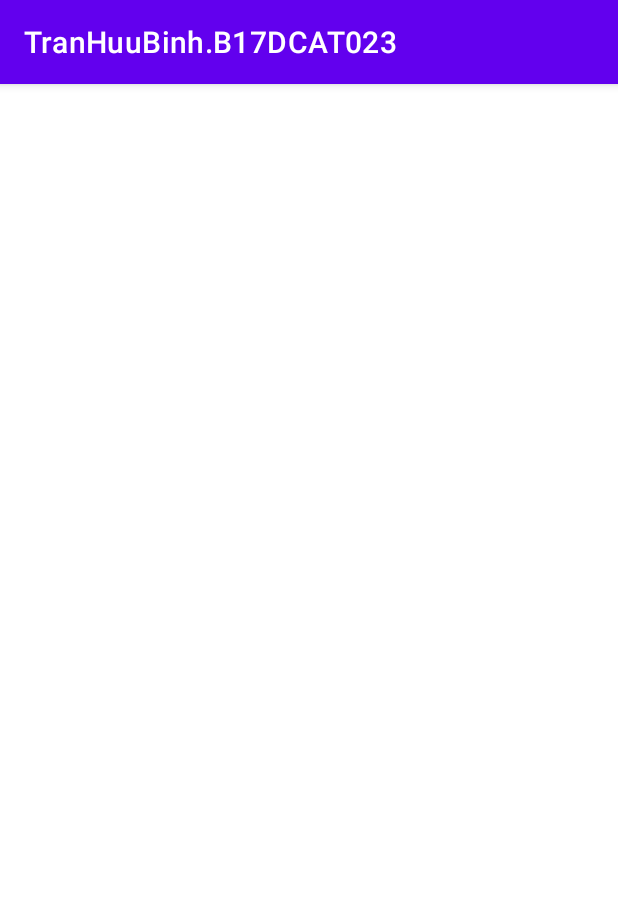
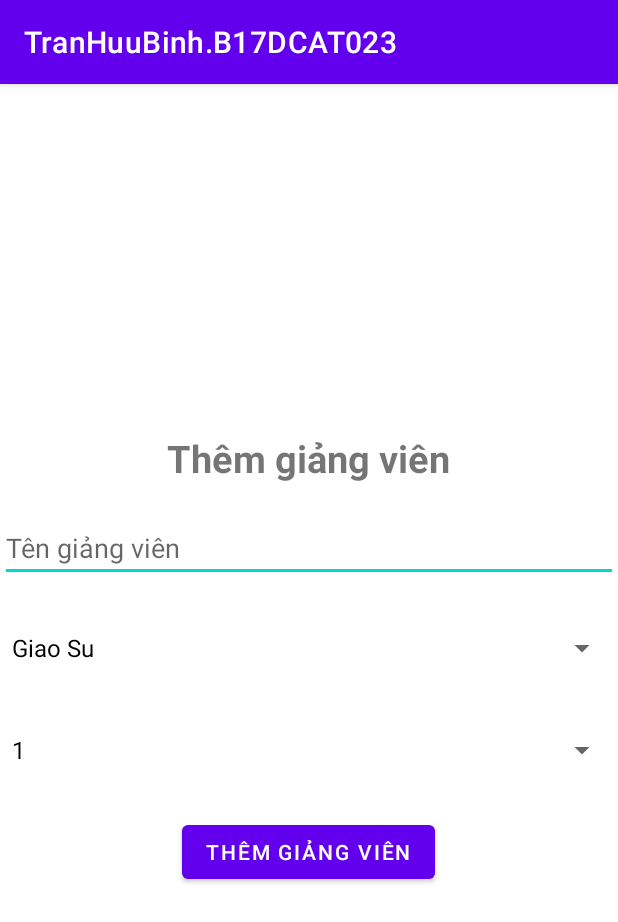
Before and after one commit to binhtranhuu/quan-ly-giang-vien-luu-shared-preferences, an Android app: the ManAddGiangVien screen opened directly, with no data from a screen before it, on a phone screen of 412 x 824 dp. Shown: the top 922 px of the screen. Run offline under Robolectric (Android 15) with nearby library versions, the phone set to English and light mode, and no system bars.

Commit message:
4. Thêm mới giảng viên

```diff
--- a/app/build.gradle
+++ b/app/build.gradle
@@ -33,6 +33,7 @@ dependencies {
     implementation 'androidx.appcompat:appcompat:1.3.0'
     implementation 'com.google.android.material:material:1.3.0'
     implementation 'androidx.constraintlayout:constraintlayout:2.0.4'
+    implementation 'com.google.code.gson:gson:2.8.7'
     testImplementation 'junit:junit:4.+'
     androidTestImplementation 'androidx.test.ext:junit:1.1.2'
     androidTestImplementation 'androidx.test.espresso:espresso-core:3.3.0'
--- a/app/src/main/java/com/example/tranhuubinhb17dcat023/ManAddGiangVien.java
+++ b/app/src/main/java/com/example/tranhuubinhb17dcat023/ManAddGiangVien.java
@@ -2,13 +2,78 @@ package com.example.tranhuubinhb17dcat023;
 
 import androidx.appcompat.app.AppCompatActivity;
 
+import android.content.Intent;
 import android.os.Bundle;
+import android.view.View;
+import android.widget.ArrayAdapter;
+import android.widget.Button;
+import android.widget.EditText;
+import android.widget.Spinner;
+import android.widget.Toast;
+
+import com.example.tranhuubinhb17dcat023.model.B17DCAT023_ChuyenMon;
+import com.example.tranhuubinhb17dcat023.model.B17DCAT023_GiangVien;
+import com.example.tranhuubinhb17dcat023.storage.SharedPrefManager;
+
+import java.util.ArrayList;
 
 public class ManAddGiangVien extends AppCompatActivity {
+
+    EditText edTenGV;
+    Button btnThemGV;
+    String ar1[] = {"Giao Su", "Tien Si", "Thac Si", "Cu Nhan"};
+    String ar2[] = {"1", "2", "3", "4", "5", "6"};
+    Spinner spTrinhDoGV, spKinhNghiemGV;
+
+    ArrayList<B17DCAT023_GiangVien> giangVienArrayList;
 
     @Override
     protected void onCreate(Bundle savedInstanceState) {
         super.onCreate(savedInstanceState);
         setContentView(R.layout.activity_man_add_giang_vien);
+
+        giangVienArrayList = SharedPrefManager.getInstace(this).getAllGiangVien();
+
+        AnhXa();
+
+        ArrayAdapter<String> adapter1 = new ArrayAdapter<>(this, R.layout.support_simple_spinner_dropdown_item, ar1);
+        adapter1.setDropDownViewResource(android.R.layout.simple_list_item_single_choice);
+        spTrinhDoGV.setAdapter(adapter1);
+
+        ArrayAdapter<String> adapter2 = new ArrayAdapter<>(this, R.layout.support_simple_spinner_dropdown_item, ar2);
+        adapter2.setDropDownViewResource(android.R.layout.simple_list_item_single_choice);
+        spKinhNghiemGV.setAdapter(adapter2);
+
+        btnThemGV.setOnClickListener(new View.OnClickListener() {
+            @Override
+            public void onClick(View v) {
+                B17DCAT023_GiangVien giangVien = new B17DCAT023_GiangVien(
+                        giangVienArrayList.size() + 1,
+                        edTenGV.getText().toString().trim(),
+                        spTrinhDoGV.getSelectedItem().toString().trim(),
+                        spKinhNghiemGV.getSelectedItem().toString().trim()
+                );
+
+                giangVienArrayList.add(giangVien);
+
+                SharedPrefManager sharedPrefManager = SharedPrefManager.getInstace(ManAddGiangVien.this);
+
+                sharedPrefManager.saveGiangVien(giangVienArrayList);
+
+                Toast.makeText(ManAddGiangVien.this, "Thêm mới thành công", Toast.LENGTH_LONG).show();
+
+                Intent intent = new Intent(ManAddGiangVien.this, ManGiangVien.class);
+                finish();
+                startActivity(intent);
+            }
+        });
+
+    }
+
+    private void AnhXa() {
+        edTenGV = findViewById(R.id.edTenGV);
+        spTrinhDoGV = findViewById(R.id.spTrinhDoGV);
+        spKinhNghiemGV = findViewById(R.id.spKinhNghiemGV);
+        btnThemGV = findViewById(R.id.btnThemGV);
     }
 }
--- a/app/src/main/java/com/example/tranhuubinhb17dcat023/storage/SharedPrefManager.java
+++ b/app/src/main/java/com/example/tranhuubinhb17dcat023/storage/SharedPrefManager.java
@@ -1,10 +1,18 @@
 package com.example.tranhuubinhb17dcat023.storage;
 
 import android.content.Context;
+import android.content.SharedPreferences;
+
+import com.example.tranhuubinhb17dcat023.model.B17DCAT023_GiangVien;
+import com.google.gson.Gson;
+import com.google.gson.reflect.TypeToken;
+
+import java.lang.reflect.Type;
+import java.util.ArrayList;
 
 public class SharedPrefManager {
 
-    private static final String SHARED_PREF_NAME = "quan_ly_giang_vien";
+    private static final String SHARED_PREF_NAME = "TRANHUUBINH_QLGV";
     private static SharedPrefManager mInstance;
     private Context ctx;
 
@@ -18,4 +26,34 @@ public class SharedPrefManager {
         }
         return mInstance;
     }
+
+    // Thêm mới giảng viên
+    public void saveGiangVien(ArrayList<B17DCAT023_GiangVien> giangVienArrayList) {
+        SharedPreferences sharedPreferences = ctx.getSharedPreferences(SHARED_PREF_NAME, Context.MODE_PRIVATE);
+        SharedPreferences.Editor editor = sharedPreferences.edit();
+
+        Gson gson = new Gson();
+        String json = gson.toJson(giangVienArrayList);
+        editor.putString("giang vien", json);
+        editor.apply();
+    }
+
+    // Lấy tất cả giảng viên
+    public ArrayList<B17DCAT023_GiangVien> getAllGiangVien() {
+        SharedPreferences sharedPreferences = ctx.getSharedPreferences(SHARED_PREF_NAME, Context.MODE_PRIVATE);
+
+        ArrayList<B17DCAT023_GiangVien> giangVienArrayList = new ArrayList<>();
+
+        Gson gson = new Gson();
+        String json = sharedPreferences.getString("giang vien", null);
+        Type type = new TypeToken<ArrayList<B17DCAT023_GiangVien>>() {
+        }.getType();
+        giangVienArrayList = gson.fromJson(json, type);
+
+        if (giangVienArrayList == null) {
+            giangVienArrayList = new ArrayList<>();
+        }
+
+        return giangVienArrayList;
+    }
 }
--- a/app/src/main/res/layout/activity_man_add_giang_vien.xml
+++ b/app/src/main/res/layout/activity_man_add_giang_vien.xml
@@ -1,9 +1,50 @@
 <?xml version="1.0" encoding="utf-8"?>
-<androidx.constraintlayout.widget.ConstraintLayout xmlns:android="http://schemas.android.com/apk/res/android"
+<LinearLayout xmlns:android="http://schemas.android.com/apk/res/android"
     xmlns:app="http://schemas.android.com/apk/res-auto"
     xmlns:tools="http://schemas.android.com/tools"
     android:layout_width="match_parent"
     android:layout_height="match_parent"
+    android:layout_gravity="center"
+    android:gravity="center"
+    android:orientation="vertical"
     tools:context=".ManAddGiangVien">
 
-</androidx.constraintlayout.widget.ConstraintLayout>
+    <TextView
+        android:id="@+id/tvThemGiangVien"
+        android:layout_width="wrap_content"
+        android:layout_height="wrap_content"
+        android:layout_centerHorizontal="true"
+        android:layout_gravity="center"
+        android:text="Thêm giảng viên"
+        android:textSize="25dp"
+        android:textStyle="bold" />
+
+    <EditText
+        android:id="@+id/edTenGV"
+        android:layout_width="match_parent"
+        android:layout_height="wrap_content"
+        android:layout_below="@+id/tvThemSinhVien"
+        android:layout_marginTop="20dp"
+        android:hint="Tên giảng viên" />
+
+    <Spinner
+        android:id="@+id/spTrinhDoGV"
+        android:layout_width="match_parent"
+        android:layout_height="wrap_content"
+        android:layout_marginTop="20dp" />
+
+    <Spinner
+        android:id="@+id/spKinhNghiemGV"
+        android:layout_width="match_parent"
+        android:layout_height="wrap_content"
+        android:layout_marginTop="20dp" />
+
+    <Button
+        android:id="@+id/btnThemGV"
+        android:layout_width="wrap_content"
+        android:layout_height="wrap_content"
+        android:layout_gravity="center"
+        android:layout_marginTop="20dp"
+        android:text="Thêm giảng viên" />
+
+</LinearLayout>
```
Also changed, not shown: app/src/main/java/com/example/tranhuubinhb17dcat023/ManGiangVien.java (+18 -0 lines), app/src/main/res/layout/activity_man_giang_vien.xml (+16 -2 lines), app/src/main/res/layout/giangvien.xml (added, +21 -0 lines).
